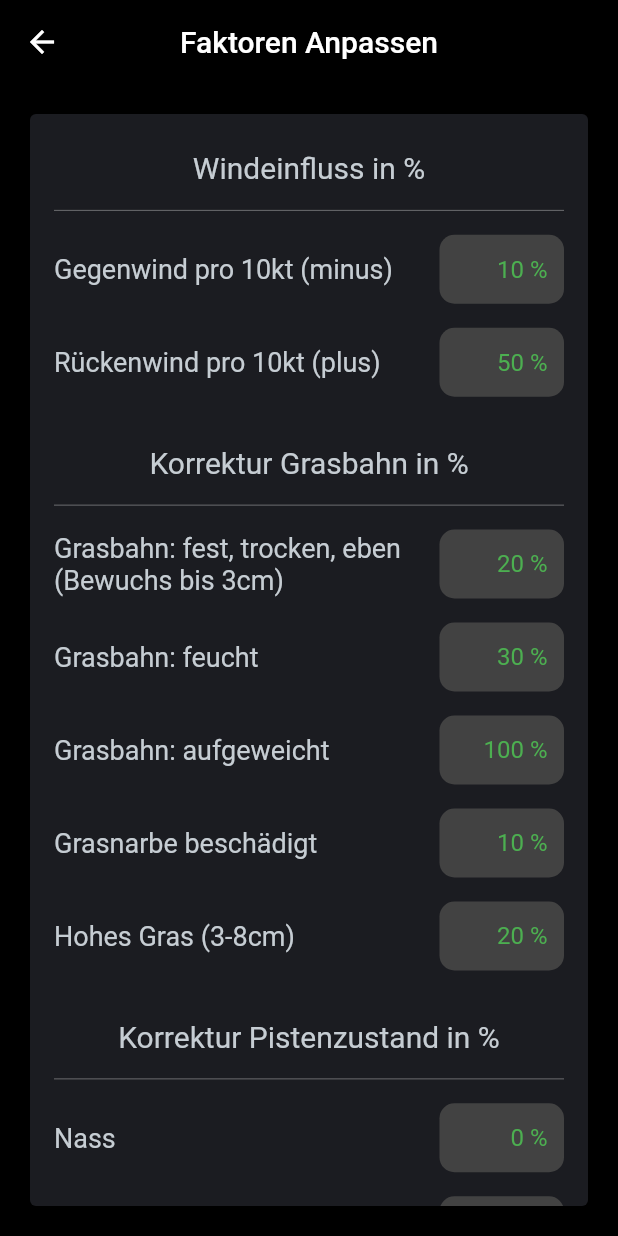
After one commit to FrenchTacoDev/ultra_light_performance_tool, a Flutter app: the SettingsPanel screen opened directly, after a tap on "Faktoren Anpassen", on a phone screen of 412 x 824 dp. The commit adds this screen. Run offline on Flutter 3.47's test engine with Material 2 defaults, Android fonts, the light colour scheme and no system bars; our stand-ins replace flutter_bloc, sqflite, sqflite_common_ffi; accounts and stored records are empty.

Commit message:
implemented panel for factor adjust
•Implemented settings panel (in progress)
•Implemented Corrections class in the calculation
•Implemented Panel to adjust the respecitve correction factors and return them.
•Added Menu settings item
•Added Action for the app cubit to open settings

```diff
--- /dev/null
+++ b/lib/src/core/settings/settings.dart
@@ -0,0 +1,40 @@
+import 'package:flutter/material.dart';
+import 'widgets/factor_adjust.dart';
+
+//Todo documentation
+class SettingsPanel extends StatelessWidget {
+  const SettingsPanel({super.key});
+
+  @override
+  Widget build(BuildContext context) {
+    return SafeArea(
+        child: Scaffold(
+            appBar: AppBar(
+              centerTitle: true,
+              title: const Text("Einstellungen"),
+            ),
+            body: SingleChildScrollView(
+              child: Column(
+                children: [
+                  ListTile(
+                    title: const Text("Faktoren Anpassen"),
+                    subtitle: const Text("Passen Sie die Faktoren für die Performance-Berechnung an."),
+                    onTap: () async{
+                      await Navigator.push(
+                          context,
+                          MaterialPageRoute(
+                            builder: (context) => const FactorAdjustPanel(),
+                          )
+                      );
+                    },
+                  ),
+                  //Divider(color: Colors.white.withOpacity(0.35), height: 0.5),
+                  //Divider(color: Colors.white.withOpacity(0.35), height: 0.5, indent: 16, endIndent: 16,),
+                  const SizedBox(height: 16),
+                ],
+              ),
+            )
+        )
+    );
+  }
+}
--- /dev/null
+++ b/lib/src/core/settings/widgets/factor_adjust.dart
@@ -0,0 +1,227 @@
+import 'dart:io';
+
+import 'package:flutter/material.dart';
+import 'package:flutter_bloc/flutter_bloc.dart';
+import 'package:ultra_light_performance_tool/src/core/settings/widgets/factor_adjust_field.dart';
+import 'package:ultra_light_performance_tool/src/performance%20calculation/calculations.dart';
+
+///Panel that is used by the user to adjust the factors for the performance calculation
+///Should be made accessible on the settings page.
+class FactorAdjustPanel extends StatelessWidget {
+  const FactorAdjustPanel({super.key});
+
+  @override
+  Widget build(BuildContext context) {
+    return SafeArea(
+      child: BlocProvider<FactorAdjustCubit>(
+        create: (context) => FactorAdjustCubit(),
+        child: BlocBuilder<FactorAdjustCubit, FactorAdjustState>(
+          builder: (context, state) {
+            return Scaffold(
+                appBar: AppBar(
+                  centerTitle: true,
+                  leading: BackButton(onPressed: (){
+                    Navigator.pop(context, state.corrections);
+                  }),
+                  title: const Text("Faktoren Anpassen"),
+                ),
+                body: Padding(
+                    padding: Platform.isIOS ? const EdgeInsets.fromLTRB(16, 16, 16, 24) :
+                    const EdgeInsets.symmetric(vertical: 16, horizontal: 16),
+                    child: Card(
+                      child: SizedBox(
+                        width: double.infinity,
+                        child: SingleChildScrollView(
+                          child: Padding(
+                            padding: const EdgeInsets.symmetric(vertical: 8, horizontal: 16),
+                            child: Column(
+                              children: [
+                                const ListTile(
+                                  title: Text("Windeinfluss in %", textAlign: TextAlign.center),
+                                  titleAlignment: ListTileTitleAlignment.center,
+                                ),
+                                Divider(color: Colors.white.withOpacity(0.35), height: 0.5),
+                                const SizedBox(height: 16),
+                                FactorAdjustField(
+                                  message: "Gegenwind pro 10kt (minus)",
+                                  value: ((state.corrections.headWindFactor - 1) * 100).round(),
+                                  onFactorSet: (value) => context.read<FactorAdjustCubit>().adjustHeadwindFactor(factor: value),
+                                ),
+                                const SizedBox(height: 16),
+                                FactorAdjustField(
+                                  message: "Rückenwind pro 10kt (plus)",
+                                  value: ((state.corrections.tailWindFactor - 1) * 100).round(),
+                                  onFactorSet: (value) => context.read<FactorAdjustCubit>().adjustTailwindFactor(factor: value),
+                                ),
+                                const SizedBox(height: 16),
+                                const ListTile(
+                                  title: Text("Korrektur Grasbahn in %", textAlign: TextAlign.center),
+                                  titleAlignment: ListTileTitleAlignment.center,
+                                ),
+                                Divider(color: Colors.white.withOpacity(0.35), height: 0.5),
+                                const SizedBox(height: 16),
+                                FactorAdjustField(
+                                  message: "Grasbahn: fest, trocken, eben (Bewuchs bis 3cm)",
+                                  value: ((state.corrections.grassFactorFirm - 1) * 100).round(),
+                                  onFactorSet: (value) => context.read<FactorAdjustCubit>().adjustGrassFirmFactor(factor: value),
+                                ),
+                                const SizedBox(height: 16),
+                                FactorAdjustField(
+                                  message: "Grasbahn: feucht",
+                                  value: ((state.corrections.grassFactorWet - 1) * 100).round(),
+                                  onFactorSet: (value) => context.read<FactorAdjustCubit>().adjustGrassWetFactor(factor: value),
+                                ),
+                                const SizedBox(height: 16),
+                                FactorAdjustField(
+                                  message: "Grasbahn: aufgeweicht",
+                                  value: ((state.corrections.grassFactorSoftened - 1) * 100).round(),
+                                  onFactorSet: (value) => context.read<FactorAdjustCubit>().adjustGrassSoftenedFactor(factor: value),
+                                ),
+                                const SizedBox(height: 16),
+                                FactorAdjustField(
+                                  message: "Grasnarbe beschädigt",
+                                  value: ((state.corrections.sodDamagedFactor - 1) * 100).round(),
+                                  onFactorSet: (value) => context.read<FactorAdjustCubit>().adjustSodDamagedFactor(factor: value),
+                                ),
+                                const SizedBox(height: 16),
+                                FactorAdjustField(
+                                  message: "Hohes Gras (3-8cm)",
+                                  value: ((state.corrections.highGrassFactor - 1) * 100).round(),
+                                  onFactorSet: (value) => context.read<FactorAdjustCubit>().adjustHighGrassFactor(factor: value),
+                                ),
+                                const SizedBox(height: 16),
+                                const ListTile(
+                                  title: Text("Korrektur Pistenzustand in %", textAlign: TextAlign.center),
+                                  titleAlignment: ListTileTitleAlignment.center,
+                                ),
+                                Divider(color: Colors.white.withOpacity(0.35), height: 0.5),
+                                const SizedBox(height: 16),
+                                FactorAdjustField(
+                                  message: "Nass",
+                                  value: ((state.corrections.conditionFactorWet - 1) * 100).round(),
+                                  onFactorSet: (value) => context.read<FactorAdjustCubit>().adjustWetFactor(factor: value),
+                                ),
+                                const SizedBox(height: 16),
+                                FactorAdjustField(
+                                  message: "Stehendes Wasser",
+                                  value: ((state.corrections.conditionFactorStandingWater - 1) * 100).round(),
+                                  onFactorSet: (value) => context.read<FactorAdjustCubit>().adjustStandingWaterFactor(factor: value),
+                                ),
+                                const SizedBox(height: 16),
+                                FactorAdjustField(
+                                  message: "Schneematsch (max 1cm)",
+                                  value: ((state.corrections.conditionFactorSlush - 1) * 100).round(),
+                                  onFactorSet: (value) => context.read<FactorAdjustCubit>().adjustSlushFactor(factor: value),
+                                ),
+                                const SizedBox(height: 16),
+                                FactorAdjustField(
+                                  message: "Normalfeuchter Schnee (max 5cm)",
+                                  value: ((state.corrections.conditionFactorWetSnow - 1) * 100).round(),
+                                  onFactorSet: (value) => context.read<FactorAdjustCubit>().adjustWetSnowFactor(factor: value),
+                                ),
+                                const SizedBox(height: 16),
+                                FactorAdjustField(
+                                  message: "Pulverschnee (max 8cm)",
+                                  value: ((state.corrections.conditionFactorDrySnow - 1) * 100).round(),
+                                  onFactorSet: (value) => context.read<FactorAdjustCubit>().adjustDrySnowFactor(factor: value),
+                                  isLastInGroup: true,
+                                ),
+                              ],
+                            ),
+                          ),
+                        ),
+                      ),
+                    ),
+                )
+            );
+          },
+        ),
+      ),
+    );
+  }
+}
+
+///Used internally in the [FactorAdjustPanel] and [FactorAdjustCubit] to track the current state.
+class FactorAdjustState{
+
+  FactorAdjustState._({required this.corrections});
+  factory FactorAdjustState.initial({required Corrections corrections}) => FactorAdjustState._(corrections: corrections.copy());
+
+  final Corrections corrections;
+
+  FactorAdjustState copyWidth({Corrections? corrections}){
+    return FactorAdjustState._(corrections: corrections ?? this.corrections);
+  }
+}
+
+///Handles all the logic of the [FactorAdjustPanel].
+///All "Adjust" functions will require a factor parameter, that is if null reset to the
+///standard value of the respective factor.
+class FactorAdjustCubit extends Cubit<FactorAdjustState>{
+  FactorAdjustCubit({Corrections? corrections}) : super(FactorAdjustState.initial(corrections: corrections ?? Corrections()));
+
+  ///if called, will reset all factors to the standard.
+  void reset(){
+    return emit(state.copyWidth(corrections: Corrections()));
+  }
+
+  //region Winds
+  void adjustHeadwindFactor({required double? factor}){
+    if(factor == null) return emit(state.copyWidth(corrections: state.corrections.copy()..headWindFactor = Corrections().headWindFactor));
+    return emit(state.copyWidth(corrections: state.corrections.copy()..headWindFactor = factor));
+  }
+
+  void adjustTailwindFactor({required double? factor}){
+    if(factor == null) return emit(state.copyWidth(corrections: state.corrections.copy()..tailWindFactor = Corrections().tailWindFactor));
+    return emit(state.copyWidth(corrections: state.corrections.copy()..tailWindFactor = factor));
+  }
+  //endregion
+  //region Grass
+  void adjustGrassFirmFactor({required double? factor}){
+    if(factor == null) return emit(state.copyWidth(corrections: state.corrections.copy()..grassFactorFirm = Corrections().grassFactorFirm));
+    return emit(state.copyWidth(corrections: state.corrections.copy()..grassFactorFirm = factor));
+  }
+
+  void adjustGrassWetFactor({required double? factor}){
+    if(factor == null) return emit(state.copyWidth(corrections: state.corrections.copy()..grassFactorWet = Corrections().grassFactorWet));
+    return emit(state.copyWidth(corrections: state.corrections.copy()..grassFactorWet = factor));
+  }
+
+  void adjustGrassSoftenedFactor({required double? factor}){
+    if(factor == null) return emit(state.copyWidth(corrections: state.corrections.copy()..grassFactorSoftened = Corrections().grassFactorSoftened));
+    return emit(state.copyWidth(corrections: state.corrections.copy()..grassFactorSoftened = factor));
+  }
+
+  void adjustSodDamagedFactor({required double? factor}){
+    if(factor == null) return emit(state.copyWidth(corrections: state.corrections.copy()..sodDamagedFactor = Corrections().sodDamagedFactor));
+    return emit(state.copyWidth(corrections: state.corrections.copy()..sodDamagedFactor = factor));
+  }
+
+  void adjustHighGrassFactor({required double? factor}){
+    if(factor == null) return emit(state.copyWidth(corrections: state.corrections.copy()..highGrassFactor = Corrections().highGrassFactor));
+    return emit(state.copyWidth(corrections: state.corrections.copy()..highGrassFactor = factor));
+  }
+  //endregion
+  //region RWY Condition
+  void adjustWetFactor({required double? factor}){
+    if(factor == null) return emit(state.copyWidth(corrections: state.corrections.copy()..conditionFactorWet = Corrections().conditionFactorWet));
+    return emit(state.copyWidth(corrections: state.corrections.copy()..conditionFactorWet = factor));
+  }
+  void adjustStandingWaterFactor({required double? factor}){
+    if(factor == null) return emit(state.copyWidth(corrections: state.corrections.copy()..conditionFactorStandingWater = Corrections().conditionFactorStandingWater));
+    return emit(state.copyWidth(corrections: state.corrections.copy()..conditionFactorStandingWater = factor));
+  }
+  void adjustSlushFactor({required double? factor}){
+    if(factor == null) return emit(state.copyWidth(corrections: state.corrections.copy()..conditionFactorSlush = Corrections().conditionFactorSlush));
+    return emit(state.copyWidth(corrections: state.corrections.copy()..conditionFactorSlush = factor));
+  }
+  void adjustWetSnowFactor({required double? factor}){
+    if(factor == null) return emit(state.copyWidth(corrections: state.corrections.copy()..conditionFactorWetSnow = Corrections().conditionFactorWetSnow));
+    return emit(state.copyWidth(corrections: state.corrections.copy()..conditionFactorWetSnow = factor));
+  }
+  void adjustDrySnowFactor({required double? factor}){
+    if(factor == null) return emit(state.copyWidth(corrections: state.corrections.copy()..conditionFactorDrySnow = Corrections().conditionFactorDrySnow));
+    return emit(state.copyWidth(corrections: state.corrections.copy()..conditionFactorDrySnow = factor));
+  }
+  //endregion
+}
--- /dev/null
+++ b/lib/src/core/settings/widgets/factor_adjust_field.dart
@@ -0,0 +1,144 @@
+import 'package:flutter/material.dart';
+import 'package:flutter/services.dart';
+import 'package:ultra_light_performance_tool/src/res/themes.dart';
+import 'package:ultra_light_performance_tool/src/shared%20widgets/ulpt_textfield.dart';
+
+///Text entry to set a performance factor.
+class FactorAdjustField extends StatefulWidget {
+  const FactorAdjustField({
+    Key? key,
+    required this.message,
+    required this.onFactorSet,
+    this.value,
+    this.isLastInGroup = false,
+  }) : super(key: key);
+
+  ///callback function that is called when field is submitted or looses focus
+  final ValueSetter<double?> onFactorSet;
+  ///the current value
+  final int? value;
+  ///text that shows before or after the field
+  final String message;
+  ///Won't focus the next field when submitted
+  final bool isLastInGroup;
+
+  @override
+  State<FactorAdjustField> createState() => _FactorAdjustFieldState();
+}
+
+class _FactorAdjustFieldState extends State<FactorAdjustField> {
+
+  final TextEditingController tec = TextEditingController();
+  final FocusNode focusNode = FocusNode();
+
+  @override
+  void initState() {
+    super.initState();
+    focusNode.addListener(onFocusChanged);
+  }
+
+  @override
+  void dispose() {
+    tec.dispose();
+    focusNode.dispose();
+    super.dispose();
+  }
+
+  void onFocusChanged(){
+    if(focusNode.hasFocus == false) onSubmitted();
+    if(tec.value.text.contains("%") == false) return;
+    tec.value = tec.value.copyWith(
+        selection: TextSelection(baseOffset: tec.value.text.indexOf("%") - 1, extentOffset: tec.value.text.indexOf("%") - 1),
+        composing: TextRange.empty
+    );
+  }
+
+  void onSubmitted(){
+    String valueText = "";
+    var value = _getNumberFromEntry();
+
+    if(value != null && value < 0) value = 0;
+    if(value != null) valueText = "$value %";
+
+    var selIndex = value == null ? 0 : valueText.indexOf("%") - 1;
+
+    tec.value = tec.value.copyWith(
+        text: valueText,
+        selection: TextSelection(baseOffset: selIndex, extentOffset: selIndex),
+        composing: TextRange.empty
+    );
+
+    widget.onFactorSet(value == null ? null : double.parse(((value / 100) + 1.0).toStringAsFixed(2)));
+  }
+
+  int? _getNumberFromEntry(){
+    var s = RegExp(r'\d+').firstMatch(tec.value.text)?.group(0);
+    if(s == null) return null;
+    return int.tryParse(s);
+  }
+
+  @override
+  Widget build(BuildContext context){
+    _insertValue();
+
+    var theme = Theme.of(context).extensions[ULPTTheme] as ULPTTheme;
+
+    return LayoutBuilder(
+      builder: (context, constraints) {
+        return Row(
+          children: [
+            Expanded(
+              flex: constraints.maxWidth > 600 ? 2 : 3,
+              child: Text(
+                widget.message,
+                textAlign: TextAlign.start,
+                style: TextStyle(
+                  fontSize: 18,
+                  color: theme.interactiveHintTextColor,
+                ),
+              ),
+            ),
+            const SizedBox(width: 8,),
+            Expanded(
+              child: ULPTTextField(
+                focusNode: focusNode,
+                tec: tec,
+                alignRight: true,
+                hintText: "Faktor in %",
+                inputFormatter: PFInputFormatter(),
+                isOnlyNumbers: true,
+                isLastInFocusGroup: widget.isLastInGroup,
+              ),
+            ),
+          ],
+        );
+      },
+    );
+  }
+
+  void _insertValue(){
+    var valueText = widget.value != null ? "${widget.value} %" : "";
+    var selIndex = widget.value == null ? 0 : valueText.indexOf("%") - 1;
+
+    tec.value = tec.value.copyWith(
+        text: valueText,
+        selection: TextSelection(baseOffset: selIndex, extentOffset: selIndex),
+        composing: TextRange.empty
+    );
+  }
+}
+
+class PFInputFormatter extends TextInputFormatter{
+
+  PFInputFormatter();
+  final regex = RegExp(r'(^\d+\s?%?$)|(^\d+\s?$)');
+
+  @override
+  TextEditingValue formatEditUpdate(TextEditingValue oldValue, TextEditingValue newValue) {
+    if(newValue.text.isEmpty) return newValue;
+    if(newValue.text.length < oldValue.text.length) return newValue;
+    var corrected = newValue;
+    if(regex.hasMatch(corrected.text) == false) corrected = oldValue;
+    return corrected;
+  }
+}
--- a/lib/src/performance calculation/calculations.dart
+++ b/lib/src/performance calculation/calculations.dart
@@ -76,7 +76,6 @@ class PerformanceCalculator{
     var tod = rawTod * slopeFactor * pressureFactor * tempFactor * windFactor * undergroundFactor
         * sodDamagedFactor * highGrassFactor * contaminationFactor * 1.1;
 
-    //print("$rawTod * $slopeFactor * $pressureFactor * $tempFactor * $windFactor * $undergroundFactor * $sodDamagedFactor * $highGrassFactor * $contaminationFactor * 1.1");
     return tod;
   }
 
@@ -100,3 +99,51 @@ class PerformanceCalculator{
     return (wind.direction - runway.direction) % 180;
   }
 }
+
+///Used to bundle all correction values for the performance calculation
+class Corrections{
+
+  Corrections();
+
+  ///Per 10 kts
+  double headWindFactor = 1.1;
+  ///Per 10 kts
+  double tailWindFactor = 1.5;
+
+  double grassFactorFirm = 1.2;
+  double grassFactorWet = 1.3;
+  double grassFactorSoftened = 2.0;
+
+  double sodDamagedFactor = 1.1;
+  double highGrassFactor = 1.2;
+
+  double conditionFactorWet = 1.0;
+  double conditionFactorStandingWater = 1.3;
+
+  double conditionFactorDrySnow = 1.25;
+  double conditionFactorSlush = 1.3;
+  double conditionFactorWetSnow = 1.5;
+
+  Corrections copy(){
+    var cor = Corrections();
+
+    cor.headWindFactor = headWindFactor;
+    cor.tailWindFactor = tailWindFactor;
+
+    cor.grassFactorFirm = grassFactorFirm;
+    cor.grassFactorWet = grassFactorWet;
+    cor.grassFactorSoftened = grassFactorSoftened;
+
+    cor.sodDamagedFactor = sodDamagedFactor;
+    cor.highGrassFactor = highGrassFactor;
+
+    cor.conditionFactorWet = conditionFactorWet;
+    cor.conditionFactorStandingWater = conditionFactorStandingWater;
+
+    cor.conditionFactorDrySnow = conditionFactorDrySnow;
+    cor.conditionFactorSlush = conditionFactorSlush;
+    cor.conditionFactorWetSnow = conditionFactorWetSnow;
+
+    return cor;
+  }
+}
--- a/lib/src/performance calculation/views/widgets/safety_factor_entry.dart
+++ b/lib/src/performance calculation/views/widgets/safety_factor_entry.dart
@@ -3,7 +3,7 @@ import 'package:flutter/services.dart';
 import 'package:ultra_light_performance_tool/src/res/themes.dart';
 import 'package:ultra_light_performance_tool/src/shared%20widgets/ulpt_textfield.dart';
 
-///Text entry to add the QNH.
+///Text entry to add and adjust the safety factor.
 class SafetyFactorEntryField extends StatefulWidget {
   const SafetyFactorEntryField({
     Key? key,
@@ -117,7 +117,7 @@ class _SafetyFactorEntryFieldState extends State<SafetyFactorEntryField> {
               focusNode: focusNode,
               tec: tec,
               alignRight: true,
-              hintText: "Sicherheitsaufschlag in %",
+              hintText: "Aufschlag in %",
               inputFormatter: SFInputFormatter(maxValue: widget.maxValue),
               isOnlyNumbers: true,
           ),
@@ -159,7 +159,7 @@ class SFInputFormatter extends TextInputFormatter{
     if(newValue.text.length < oldValue.text.length) return newValue;
     var corrected = newValue.text.replaceAll(RegExp(r'[^0-9]'), "");
     var value = int.tryParse(corrected);
-    if(value != null && value > 1000) return oldValue;
+    if(value != null && value > maxValue) return oldValue;
     return newValue.copyWith(
         text: corrected,
         selection: TextSelection(baseOffset: corrected.length, extentOffset: corrected.length),
--- a/lib/src/res/themes.dart
+++ b/lib/src/res/themes.dart
@@ -69,6 +69,7 @@ final darkTheme = ThemeData(
   cardColor: _darkULPTTheme.backgroundColor,
   listTileTheme: ListTileThemeData(
     titleTextStyle: TextStyle(color: _darkULPTTheme.interactiveHintTextColor, fontSize: 20),
+    subtitleTextStyle: TextStyle(color: _darkULPTTheme.interactiveHintTextColor, fontSize: 14,),
     leadingAndTrailingTextStyle: TextStyle(color: _darkULPTTheme.interactiveHintTextColor),
     tileColor: _darkULPTTheme.backgroundColor,
     iconColor: _darkULPTTheme.interactiveHintTextColor,
```
Also changed, not shown: lib/src/core/application_cubit.dart (+13 -0 lines), lib/src/core/menu/app_menu.dart (+19 -7 lines).
